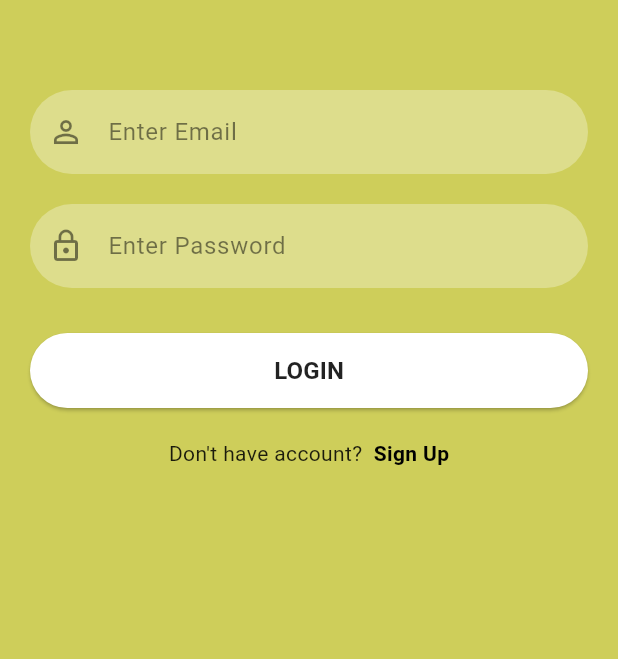
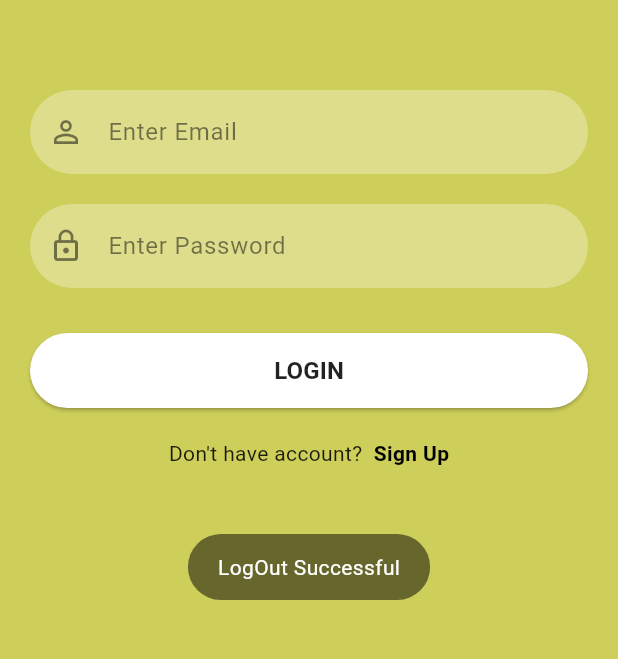
Before and after one commit to Bhushan050701/Order-Buddy, a Flutter app: the Home screen opened directly, after a tap on "Logout", on a phone screen of 412 x 824 dp, the part 540-1199 px from its top. Run offline on Flutter 3.47's test engine with Material 3 defaults, Android fonts, the phone set to English and light mode, and no system bars; our stand-ins replace firebase_auth, firebase_core, fluttertoast; accounts and stored records are empty.

Commit message:
Toast Messages Added

```diff
--- a/lib/home.dart
+++ b/lib/home.dart
@@ -1,4 +1,5 @@
 import 'package:flutter/material.dart';
+import 'package:fluttertoast/fluttertoast.dart';
 import 'login.dart';
 import 'package:firebase_auth/firebase_auth.dart';
 
@@ -18,7 +19,8 @@ class _HomeState extends State<Home> {
           child: const Text("Logout"),
           onPressed: () {
             FirebaseAuth.instance.signOut().then((value) {
-              print("Signed Out");
+              Fluttertoast.showToast(msg: "LogOut Successful",
+                  backgroundColor: Colors.black.withOpacity(0.5));
               Navigator.push(context, MaterialPageRoute(builder: (context) => const Login()));
             });
           }
--- a/lib/login.dart
+++ b/lib/login.dart
@@ -2,6 +2,7 @@ import 'package:flutter/material.dart';
 import 'package:orderbuddy/reusable.dart';
 import 'package:orderbuddy/signUp.dart';
 import 'package:firebase_auth/firebase_auth.dart';
+import 'package:fluttertoast/fluttertoast.dart';
 
 import 'home.dart';
 
@@ -37,7 +38,8 @@ class _LoginState extends State<Login> {
               FirebaseAuth.instance.signInWithEmailAndPassword(
                 email: _emailTextController.text,
                 password: _passwordTextController.text).then((value) {
-                  print("Sign In Successful");
+                  Fluttertoast.showToast(msg: "LogIn Successful",
+                  backgroundColor: Colors.black.withOpacity(0.5));
                   Navigator.push(context, MaterialPageRoute(builder: (context) => const Home()));
                 }).onError((error, stackTrace) {
                   print("Error ${error.toString()}");
--- a/lib/signUp.dart
+++ b/lib/signUp.dart
@@ -1,6 +1,7 @@
 import 'package:flutter/material.dart';
 import 'package:orderbuddy/reusable.dart';
 import 'package:firebase_auth/firebase_auth.dart';
+import 'package:fluttertoast/fluttertoast.dart';
 
 import 'home.dart';
 
@@ -53,7 +54,8 @@ class _SignUpState extends State<SignUp> {
                   email: _emailTextController.text,
                   password: _passwordTextController.text
                 ).then((value) {
-                  print("Created New Account");
+                  Fluttertoast.showToast(msg: "Account Created Successfully",
+                      backgroundColor: Colors.black.withOpacity(0.5));
                   Navigator.push(context, MaterialPageRoute(builder: (context) => const Home()));
                 }).onError((error, stackTrace) {
                   print("Error ${error.toString()}");
--- a/pubspec.yaml
+++ b/pubspec.yaml
@@ -35,9 +35,9 @@ dependencies:
   # The following adds the Cupertino Icons font to your application.
   # Use with the CupertinoIcons class for iOS style icons.
   cupertino_icons: ^1.0.6
-
   firebase_core: ^2.30.1
   firebase_auth: ^4.19.4
+  fluttertoast: ^8.2.5
 
 dev_dependencies:
   flutter_test:
```
Also changed, not shown: pubspec.lock.
